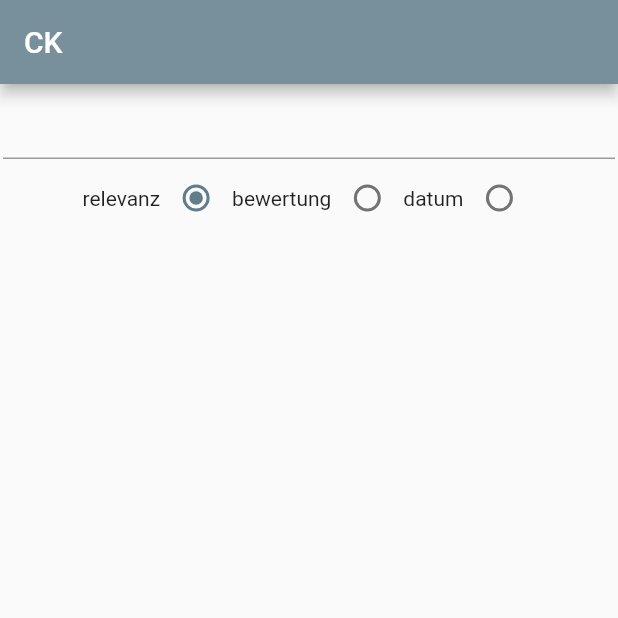
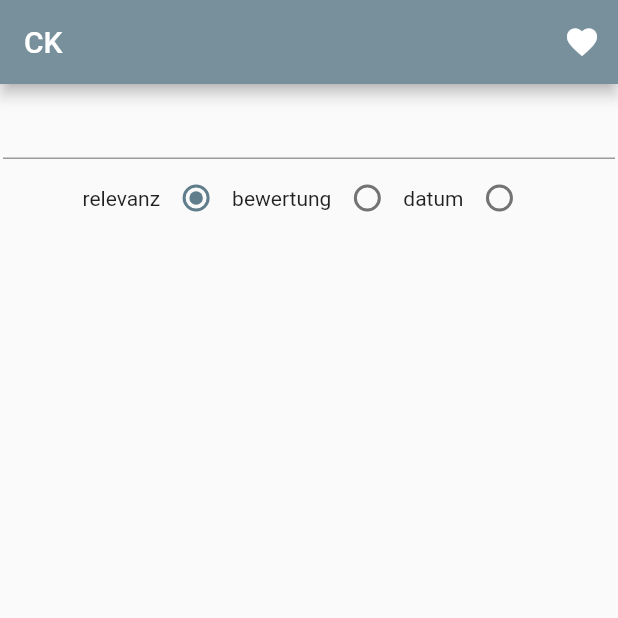
Before and after one commit to mswift42/cka, a Flutter app: the screen it shows after launch, on a phone screen of 412 x 824 dp, the top half of it. Run offline on Flutter 3.47's test engine with Material 2 defaults, Android fonts, the phone set to English and light mode, and no system bars; our stand-ins replace cached_network_image, flutter_cache_manager, palette_generator, transparent_image.

Commit message:
add favourite Icon to appbar.

```diff
--- a/lib/main.dart
+++ b/lib/main.dart
@@ -114,11 +114,21 @@ class _RecipeSearchState extends State<RecipeSearch> {
     _searchRecipe(searchquery);
   }
 
+  void _handleFavouriteViewPressed() {
+
+  }
+
   @override
   Widget build(BuildContext context) {
     return Scaffold(
       appBar: AppBar(
         title: Text('CK'),
+        actions: <Widget>[
+          IconButton(
+            icon: Icon(Icons.favorite),
+            onPressed: _handleFavouriteViewPressed,
+          )
+        ],
       ),
       body: Column(
         children: <Widget>[
```
